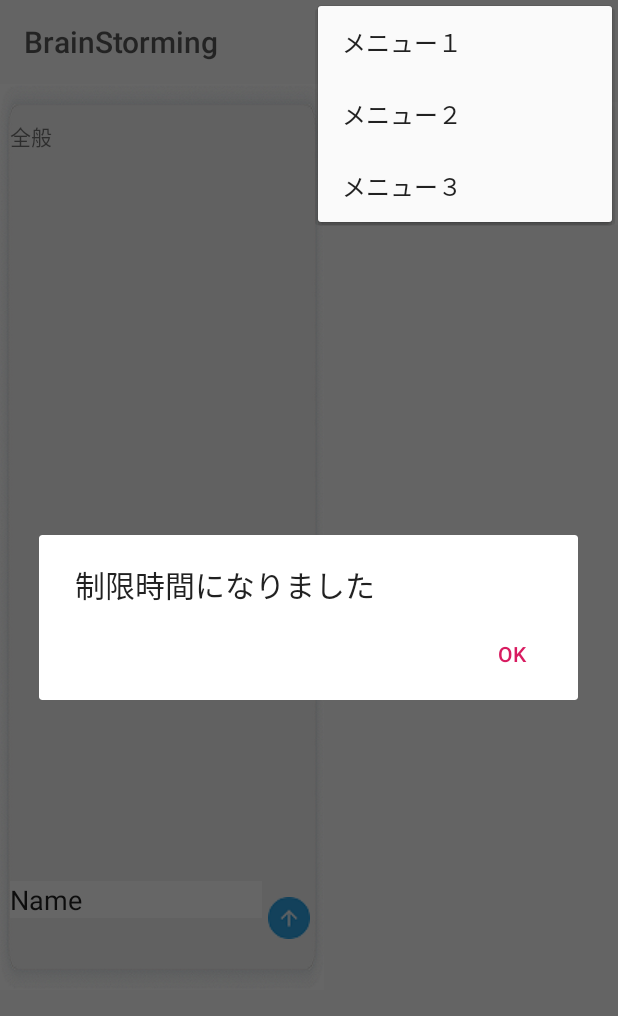
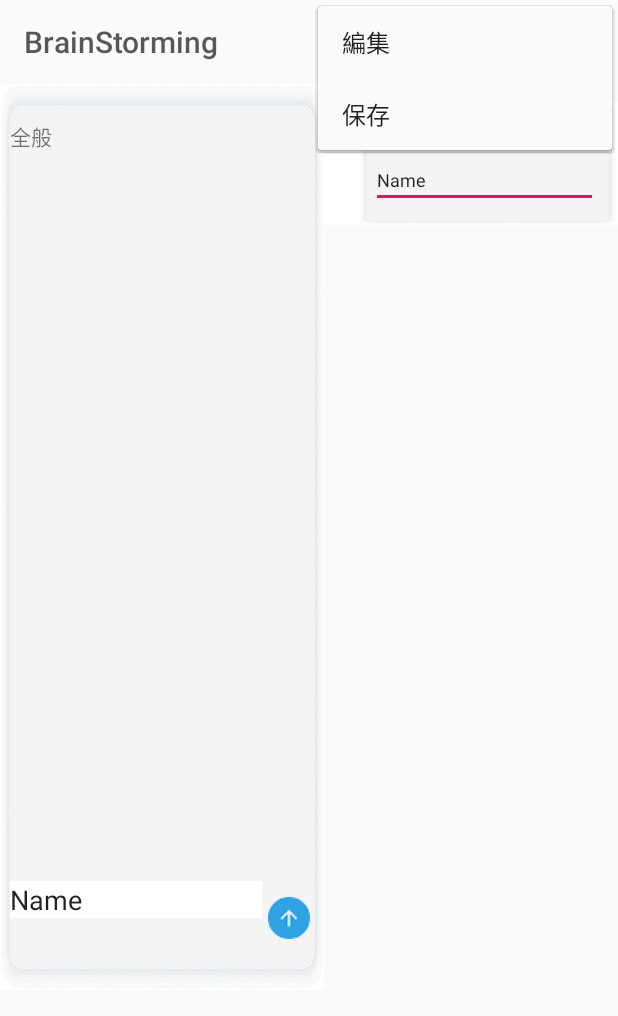
Before and after one commit to naoki913/IdeathonFrameworks, an Android app: the BrainActivity screen opened directly, with no data from a screen before it, with the options menu open, on a phone screen of 412 x 824 dp. Shown: the top 1016 px of the screen. Run offline under Robolectric (Android 15) with nearby library versions, the phone set to English and light mode, and no system bars; 1 statement that could not run was skipped.

Commit message:
【Add】ブレスト_カードの削除と移動を追加

```diff
--- a/app/src/main/res/layout/activity_brain.xml
+++ b/app/src/main/res/layout/activity_brain.xml
@@ -32,7 +32,7 @@
                     app:titleTextColor="#BC1D1D1D"
                     app:layout_constraintStart_toStartOf="parent" app:layout_constraintHorizontal_bias="1.0"
                     app:layout_constraintEnd_toEndOf="parent" app:layout_constraintTop_toTopOf="parent"
-                    app:layout_constraintBottom_toBottomOf="parent" app:layout_constraintVertical_bias="0.0">
+                    app:layout_constraintBottom_toBottomOf="parent" app:layout_constraintVertical_bias="1.0">
 
             </android.support.v7.widget.Toolbar>
             <TextView
@@ -64,4 +64,36 @@
         </HorizontalScrollView>
 
     </LinearLayout>
+    <android.support.constraint.ConstraintLayout
+            android:layout_width="match_parent"
+            android:layout_height="match_parent" android:id="@+id/EditBar" android:visibility="invisible">
+        <View
+                android:layout_width="405dp"
+                android:layout_height="55dp" android:id="@+id/view" android:background="#C9FFFB6C"
+                app:layout_constraintStart_toStartOf="parent"
+                app:layout_constraintHorizontal_bias="1.0" app:layout_constraintEnd_toEndOf="parent"
+                app:layout_constraintTop_toTopOf="parent" app:layout_constraintBottom_toBottomOf="parent"
+                app:layout_constraintVertical_bias="1.0" android:visibility="visible"/>
+        <Button
+                android:text="削除"
+                android:layout_width="wrap_content"
+                android:layout_height="wrap_content" android:id="@+id/deleteButton"
+                app:layout_constraintStart_toStartOf="parent" app:layout_constraintHorizontal_bias="0.727"
+                app:layout_constraintEnd_toEndOf="parent" app:layout_constraintTop_toTopOf="parent"
+                app:layout_constraintBottom_toBottomOf="parent" app:layout_constraintVertical_bias="1.0"/>
+        <Button
+                android:text="キャンセル"
+                android:layout_width="wrap_content"
+                android:layout_height="wrap_content" android:id="@+id/cancelButton"
+                app:layout_constraintStart_toStartOf="parent" app:layout_constraintHorizontal_bias="0.049"
+                app:layout_constraintEnd_toEndOf="parent" app:layout_constraintTop_toTopOf="parent"
+                app:layout_constraintBottom_toBottomOf="parent" app:layout_constraintVertical_bias="0.991"/>
+        <Button
+                android:text="移動"
+                android:layout_width="wrap_content"
+                android:layout_height="wrap_content" android:id="@+id/moveButton"
+                app:layout_constraintStart_toStartOf="parent" app:layout_constraintHorizontal_bias="1.0"
+                app:layout_constraintEnd_toEndOf="parent" app:layout_constraintTop_toTopOf="parent"
+                app:layout_constraintBottom_toBottomOf="parent" app:layout_constraintVertical_bias="0.991"/>
+    </android.support.constraint.ConstraintLayout>
 </FrameLayout>
--- a/app/src/main/res/menu/menu_brain.xml
+++ b/app/src/main/res/menu/menu_brain.xml
@@ -2,16 +2,11 @@
 <menu xmlns:android="http://schemas.android.com/apk/res/android" xmlns:app="http://schemas.android.com/apk/res-auto">
     <item
             android:id="@+id/action_settings"
-            android:title="メニュー１"
-            app:showAsAction="never" />
+            android:title="編集"
+            app:showAsAction="never"/>
     <item
             android:id="@+id/action_settings2"
-            android:title="メニュー２"
-            app:showAsAction="never" />
-    <item
-            android:id="@+id/action_settings3"
-            android:title="メニュー３"
-            app:showAsAction="never"
-    />
+            android:title="保存"
+            app:showAsAction="never"/>
 
 </menu>
```
Also changed, not shown: app/src/main/java/com/example/ideathonframeworksapplication/BrainActivity.kt (+103 -46 lines).
